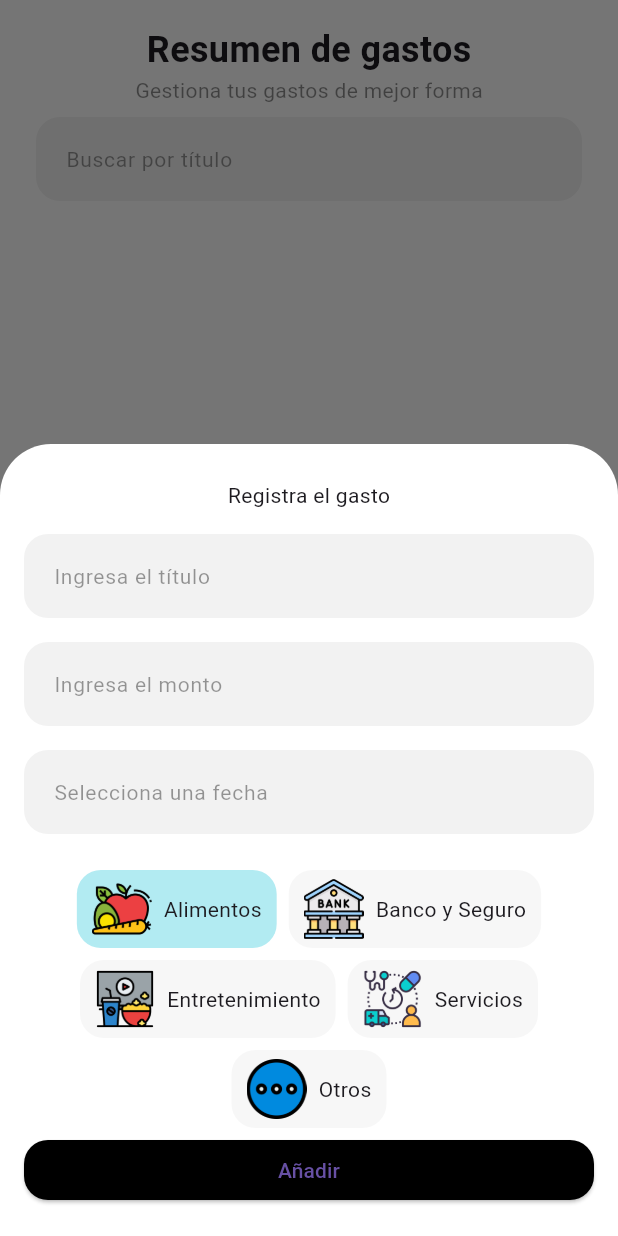
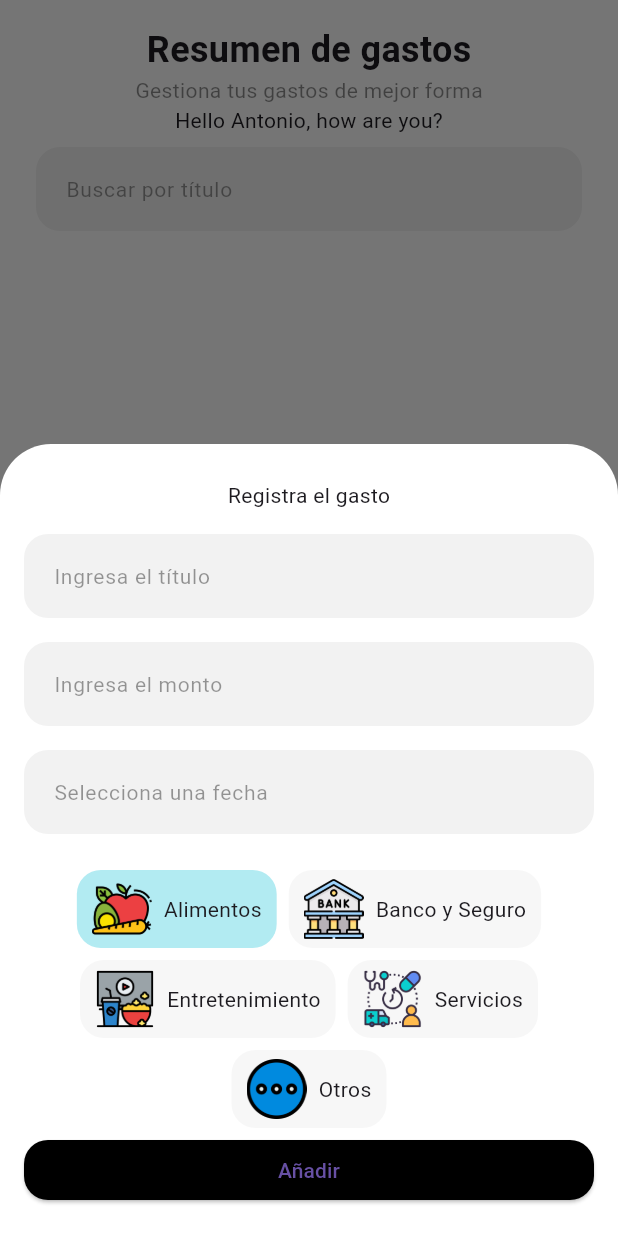
Before and after one commit to Ahrend03/flutter_gastosapp, a Flutter app: the screen it shows after launch, after a tap on "Agregar", on a phone screen of 412 x 824 dp. Run offline on Flutter 3.47's test engine with Material 3 defaults, Android fonts, the phone set to English and light mode, and no system bars; our stand-ins replace sqflite; accounts and stored records are empty.

```diff
--- a/lib/db/db_admin.dart
+++ b/lib/db/db_admin.dart
@@ -1,6 +1,5 @@
 import 'dart:io';
 
-import 'package:flutter/material.dart';
 import 'package:flutter_gastosapp/models/gasto_model.dart';
 import 'package:path/path.dart';
 import 'package:path_provider/path_provider.dart';
@@ -94,9 +93,9 @@ class DBAdmin {
   }
 
   //DELETE
-  delGasto() async {
+  delGasto(int id) async {
     Database? db = await _checkDatabase();
-    int res = await db!.delete("GASTOS", where: 'id=7');
+    int res = await db!.delete("GASTOS", where: 'id=$id');
     print(res);
   }
 }
--- /dev/null
+++ b/lib/l10n/intl_en.arb
@@ -0,0 +1,4 @@
+{
+    "hello":"hello",
+    "helloAlquien":"Hello {name}, how are you?"
+}
--- /dev/null
+++ b/lib/l10n/intl_es_PE.arb
@@ -0,0 +1,4 @@
+{
+    "hello":"Hola",
+    "helloAlquien":"Hola {name}, como estas?"
+}
--- a/lib/main.dart
+++ b/lib/main.dart
@@ -1,11 +1,22 @@
 import 'package:flutter/material.dart';
+import 'package:flutter_gastosapp/generated/l10n.dart';
 import 'package:flutter_gastosapp/pages/home_page.dart';
+import 'package:flutter_localizations/flutter_localizations.dart';
+import 'package:intl/intl.dart';
 
 void main() {
   runApp(
     MaterialApp(
       home: HomePage(),
       debugShowCheckedModeBanner: false,
+      localizationsDelegates: const[
+        S.delegate,
+        GlobalMaterialLocalizations.delegate,
+        GlobalMaterialLocalizations.delegate,
+        GlobalMaterialLocalizations.delegate,
+      ],
+
+      supportedLocales: S.delegate.supportedLocales,
     ),
   );
 }
--- a/lib/widgets/register_modal.dart
+++ b/lib/widgets/register_modal.dart
@@ -135,8 +135,8 @@ class _RegisterModalState extends State<RegisterModal> {
                         isSelected: e["name"] == typeSelected,
                         tap: () {
                           typeSelected = e["name"];
+                          _typeController.text = typeSelected;
                           setState(() {});
-                          print(typeSelected);
                         },
                       ),
                     )
```
Also changed, not shown: lib/pages/home_page.dart (+9 -0 lines), lib/widgets/item_gasto_widget.dart (+27 -8 lines), pubspec.yaml (+6 -7 lines), lib/generated/intl/messages_all.dart (added), lib/generated/intl/messages_en.dart (added), lib/generated/intl/messages_es_PE.dart (added), lib/generated/l10n.dart (added), pubspec.lock.
